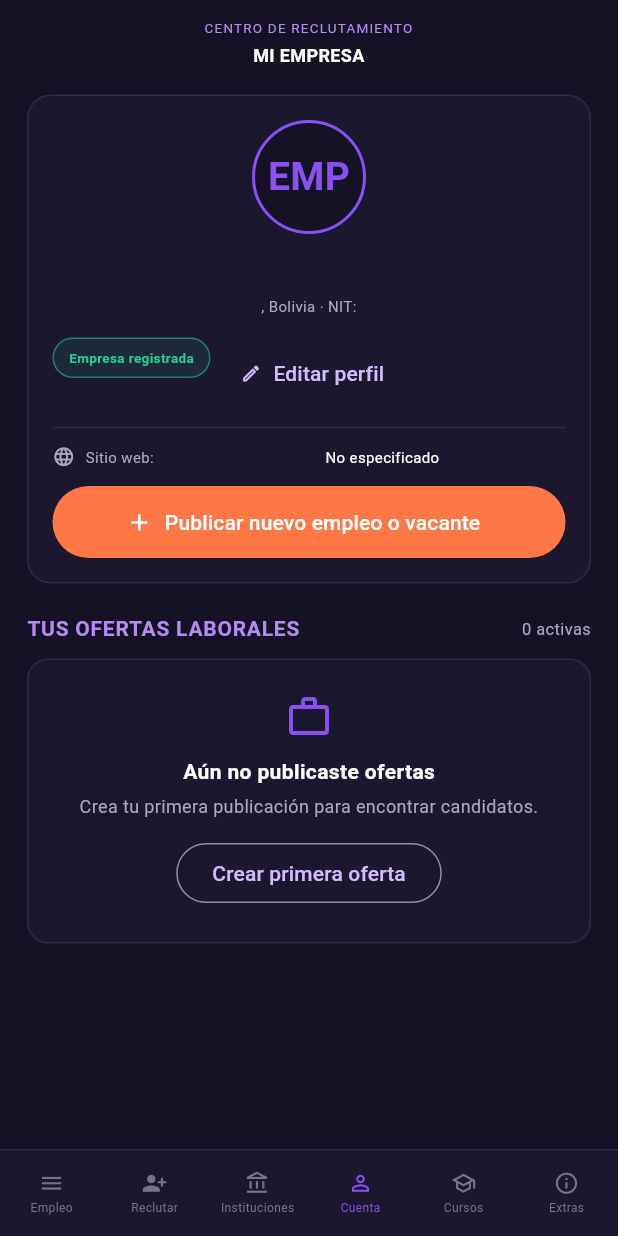
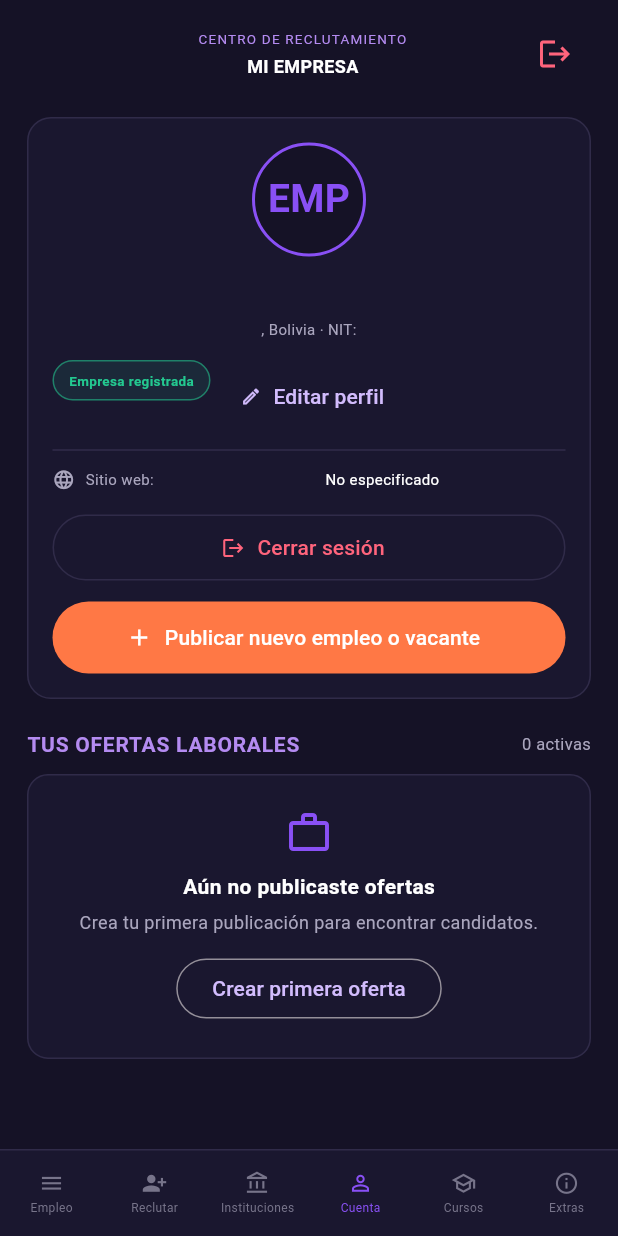
Before and after one commit to terrazasisabella961-bit/find_job1_1, a Flutter app: the screen it shows once a user with an empty profile is signed in, on a phone screen of 412 x 824 dp. Run offline on Flutter 3.47's test engine with Material 3 defaults, Android fonts, the phone set to English and light mode, and no system bars; our stand-ins replace cloud_firestore, file_picker, firebase_auth, firebase_core, firebase_storage; accounts and stored records are empty.

Commit message:
fix: cerrar sesion institucion

```diff
--- a/lib/src/screens/app_shell.dart
+++ b/lib/src/screens/app_shell.dart
@@ -89,6 +89,7 @@ class _AppShellState extends State<AppShell> {
               ownerUid: user.uid,
               repository: _recruitmentRepository,
               applicationRepository: _applicationRepository,
+              authRepository: widget.authRepository,
             )
           : _AccountTypeNotice(
               title: 'Acceso para empresas',
@@ -115,6 +116,7 @@ class _AppShellState extends State<AppShell> {
           ownerUid: user.uid,
           repository: _recruitmentRepository,
           applicationRepository: _applicationRepository,
+          authRepository: widget.authRepository,
         )
       else if (accountType == 'student')
         AccountScreen(
--- a/lib/src/screens/recruitment_screen.dart
+++ b/lib/src/screens/recruitment_screen.dart
@@ -426,12 +426,14 @@ class RecruitmentScreen extends StatefulWidget {
     required this.ownerUid,
     required this.repository,
     this.applicationRepository,
+    this.authRepository,
     super.key,
   });
 
   final String ownerUid;
   final RecruitmentRepository repository;
   final JobApplicationRepository? applicationRepository;
+  final AuthRepository? authRepository;
 
   @override
   State<RecruitmentScreen> createState() => _RecruitmentScreenState();
@@ -477,6 +479,7 @@ class _RecruitmentScreenState extends State<RecruitmentScreen> {
           company: company,
           repository: widget.repository,
           applicationRepository: widget.applicationRepository,
+          authRepository: widget.authRepository,
         );
       },
     );
@@ -488,11 +491,29 @@ class _CompanyDashboard extends StatelessWidget {
     required this.company,
     required this.repository,
     this.applicationRepository,
+    this.authRepository,
   });
 
   final Company company;
   final RecruitmentRepository repository;
   final JobApplicationRepository? applicationRepository;
+  final AuthRepository? authRepository;
+
+  Future<void> _signOut(BuildContext context) async {
+    final auth = authRepository;
+    if (auth == null) return;
+    try {
+      await auth.signOut();
+    } on Exception catch (error) {
+      if (context.mounted) {
+        showAppMessage(
+          context,
+          authErrorMessage(error),
+          kind: AppMessageKind.error,
+        );
+      }
+    }
+  }
 
   Future<void> _editCompany(BuildContext context) async {
     await Navigator.of(context).push<void>(
@@ -550,10 +571,18 @@ class _CompanyDashboard extends StatelessWidget {
         return ListView(
           padding: const EdgeInsets.fromLTRB(18, 12, 18, 24),
           children: [
-            const _PageHeader(
+            _PageHeader(
               eyebrow: 'CENTRO DE RECLUTAMIENTO',
               title: 'MI EMPRESA',
               onBack: null,
+              action: authRepository == null
+                  ? null
+                  : IconButton(
+                      onPressed: () => _signOut(context),
+                      tooltip: 'Cerrar sesión',
+                      icon: const Icon(Icons.logout),
+                      color: const Color(0xFFFF647C),
+                    ),
             ),
             const SizedBox(height: 18),
             Container(
@@ -656,6 +685,22 @@ class _CompanyDashboard extends StatelessWidget {
                       ),
                     ],
                   ),
+                  if (authRepository != null) ...[
+                    const SizedBox(height: 14),
+                    SizedBox(
+                      width: double.infinity,
+                      child: OutlinedButton.icon(
+                        onPressed: () => _signOut(context),
+                        icon: const Icon(Icons.logout, size: 16),
+                        label: const Text('Cerrar sesión'),
+                        style: OutlinedButton.styleFrom(
+                          foregroundColor: const Color(0xFFFF647C),
+                          side: const BorderSide(color: appBorderColor),
+                          minimumSize: const Size.fromHeight(44),
+                        ),
+                      ),
+                    ),
+                  ],
                   const SizedBox(height: 12),
                   SizedBox(
                     width: double.infinity,
@@ -1865,11 +1910,13 @@ class _PageHeader extends StatelessWidget {
     required this.eyebrow,
     required this.title,
     required this.onBack,
+    this.action,
   });
 
   final String eyebrow;
   final String title;
   final VoidCallback? onBack;
+  final Widget? action;
 
   @override
   Widget build(BuildContext context) {
@@ -1913,7 +1960,7 @@ class _PageHeader extends StatelessWidget {
             ],
           ),
         ),
-        const SizedBox(width: 40),
+        action ?? const SizedBox(width: 40),
       ],
     );
   }
```
